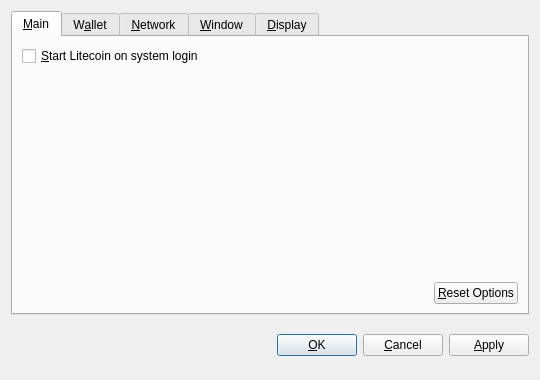
Qt form src/qt/forms/optionsdialog.ui (Eternity-Soap/gatorcoin) before a commit.
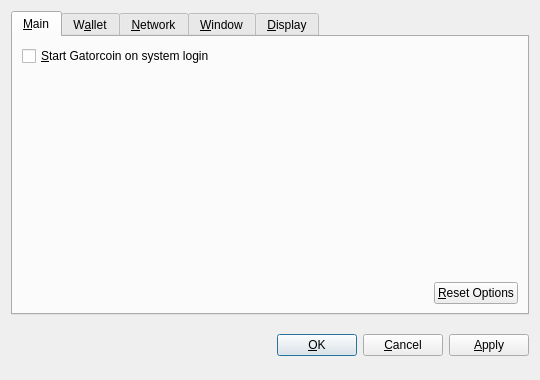
The same form after that commit. Custom widgets are drawn as their Qt base class.

What changed in the file:
```diff
--- a/src/qt/forms/optionsdialog.ui
+++ b/src/qt/forms/optionsdialog.ui
@@ -36,7 +36,7 @@
           <string>Automatically start Litecoin after logging in to the system.</string>
          </property>
          <property name="text">
-          <string>&amp;Start Litecoin on system login</string>
+          <string>&amp;Start Gatorcoin on system login</string>
          </property>
         </widget>
        </item>
```
Left out of the diff: 10 changed lines with no effect on the pictures.
